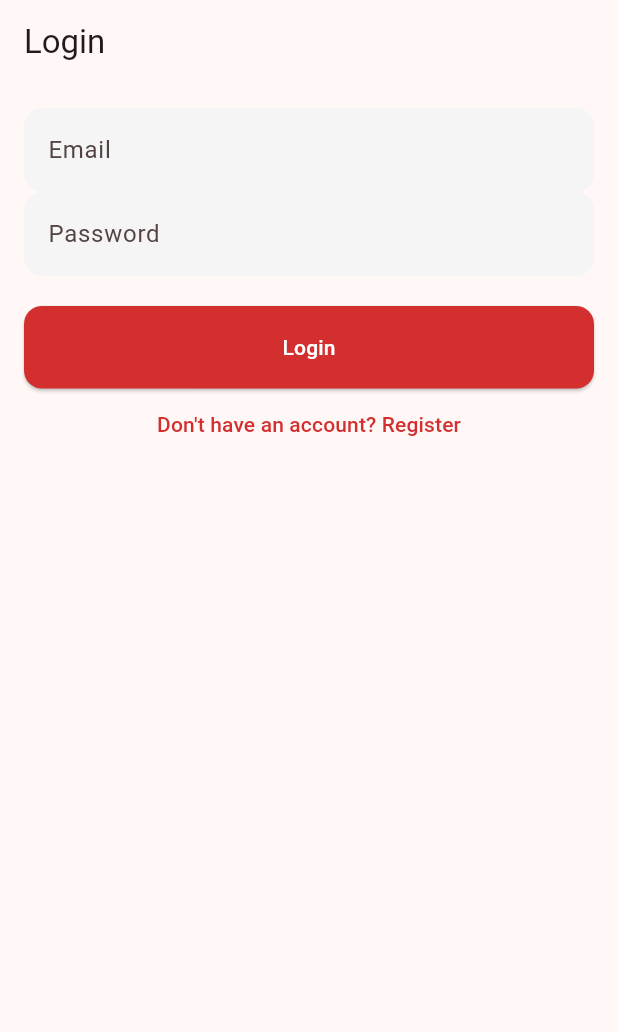
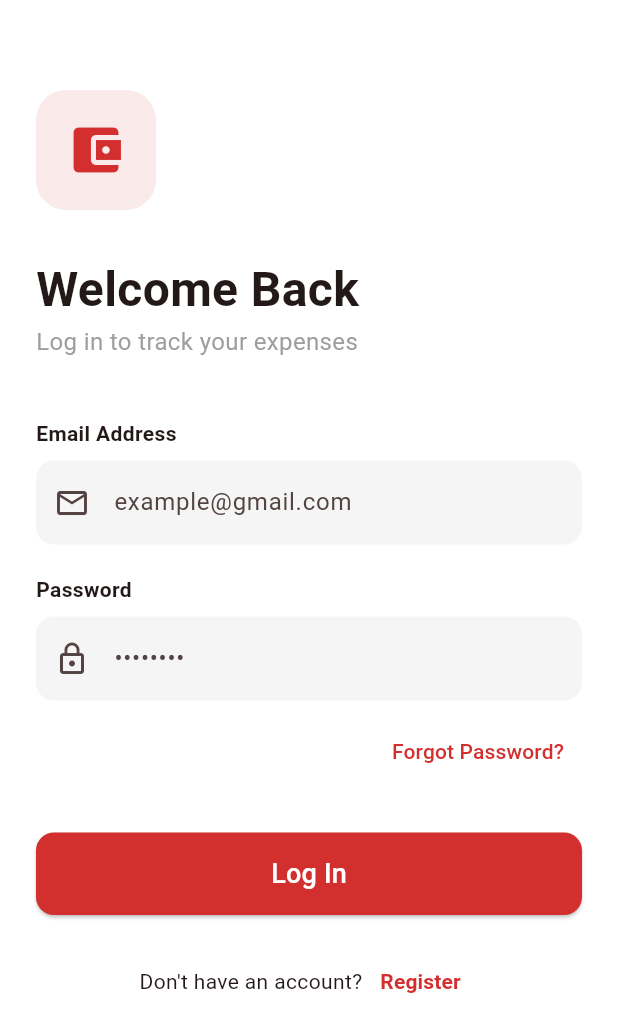
Before and after one commit to Challu59/expense-splitter-frontend, a Flutter app: the screen it shows after launch, on a phone screen of 412 x 824 dp. Shown: the top 1032 px of the screen. Run offline on Flutter 3.47's test engine with Material 3 defaults, Android fonts, the phone set to English and light mode, and no system bars; our stand-ins replace flutter_secure_storage.

Commit message:
enhance login page ui

```diff
--- a/lib/screens/login_screen.dart
+++ b/lib/screens/login_screen.dart
@@ -1,5 +1,5 @@
 import 'package:flutter/material.dart';
-import '../services//api_service.dart';
+import '../services/api_service.dart';
 
 class LoginScreen extends StatelessWidget {
   final _emailController = TextEditingController();
@@ -8,30 +8,115 @@ class LoginScreen extends StatelessWidget {
   @override
   Widget build(BuildContext context) {
     return Scaffold(
-      appBar: AppBar(title: Text("Login")),
-      body: Padding(
-        padding: EdgeInsets.all(16.0),
+      backgroundColor: Colors.white,
+      body: SafeArea(
+        child: SingleChildScrollView(
+          padding: const EdgeInsets.symmetric(horizontal: 24.0),
           child: Column(
+            crossAxisAlignment: CrossAxisAlignment.start,
             children: [
-            TextField(controller: _emailController, decoration: InputDecoration(labelText: "Email")),
-            TextField(controller: _passwordController, decoration: InputDecoration(labelText: "Password"), obscureText: true),
-            SizedBox(height: 20),
+              const SizedBox(height: 60),
+              Container(
+                height: 80,
+                width: 80,
+                decoration: BoxDecoration(
+                  color: const Color(0xFFD32F2F).withOpacity(0.1),
+                  borderRadius: BorderRadius.circular(20),
+                ),
+                child: const Icon(Icons.account_balance_wallet,
+                    size: 40, color: Color(0xFFD32F2F)),
+              ),
+              const SizedBox(height: 30),
+              const Text(
+                "Welcome Back",
+                style: TextStyle(fontSize: 32, fontWeight: FontWeight.bold),
+              ),
+              const Text(
+                "Log in to track your expenses",
+                style: TextStyle(fontSize: 16, color: Colors.grey),
+              ),
+              const SizedBox(height: 40),
+
+              const Text("Email Address", style: TextStyle(fontWeight: FontWeight.w600)),
+              const SizedBox(height: 8),
+              TextField(
+                controller: _emailController,
+                decoration: const InputDecoration(
+                  hintText: "example@gmail.com",
+                  prefixIcon: Icon(Icons.email_outlined),
+                ),
+              ),
+              const SizedBox(height: 20),
+
+              const Text("Password", style: TextStyle(fontWeight: FontWeight.w600)),
+              const SizedBox(height: 8),
+              TextField(
+                controller: _passwordController,
+                obscureText: true,
+                decoration: const InputDecoration(
+                  hintText: "••••••••",
+                  prefixIcon: Icon(Icons.lock_outline),
+                ),
+              ),
+
+              const SizedBox(height: 10),
+              Align(
+                alignment: Alignment.centerRight,
+                child: TextButton(
+                  onPressed: () {},
+                  child: const Text("Forgot Password?",
+                      style: TextStyle(color: Color(0xFFD32F2F))),
+                ),
+              ),
+
+              const SizedBox(height: 30),
+
               ElevatedButton(
                 onPressed: () async {
-                bool success = await ApiService.login(_emailController.text, _passwordController.text);
+                  showDialog(
+                    context: context,
+                    barrierDismissible: false,
+                    builder: (context) => const Center(child: CircularProgressIndicator()),
+                  );
+
+                  bool success = await ApiService.login(
+                      _emailController.text,
+                      _passwordController.text
+                  );
+
+                  Navigator.pop(context);
+
                   if (success) {
                     Navigator.pushReplacementNamed(context, '/home');
                   } else {
-                  ScaffoldMessenger.of(context).showSnackBar(SnackBar(content: Text("Invalid Credentials")));
+                    ScaffoldMessenger.of(context).showSnackBar(
+                      const SnackBar(
+                        content: Text("Invalid Credentials"),
+                        backgroundColor: Colors.redAccent,
+                      ),
+                    );
                   }
                 },
-              child: Text("Login"),
+                child: const Text("Log In", style: TextStyle(fontSize: 18)),
               ),
+
+              const SizedBox(height: 20),
+
+              Row(
+                mainAxisAlignment: MainAxisAlignment.center,
+                children: [
+                  const Text("Don't have an account?"),
                   TextButton(
                     onPressed: () => Navigator.pushNamed(context, '/register'),
-              child: Text("Don't have an account? Register"),
-            )
+                    child: const Text(
+                      "Register",
+                      style: TextStyle(fontWeight: FontWeight.bold, color: Color(0xFFD32F2F)),
+                    ),
+                  ),
                 ],
+              ),
+            ],
+          ),
         ),
       ),
     );
```
Lines whose indentation alone changed are shown as unchanged.
